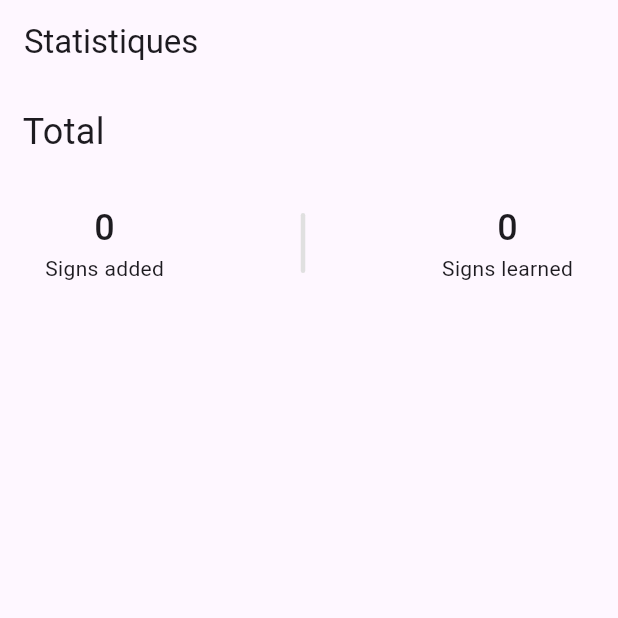
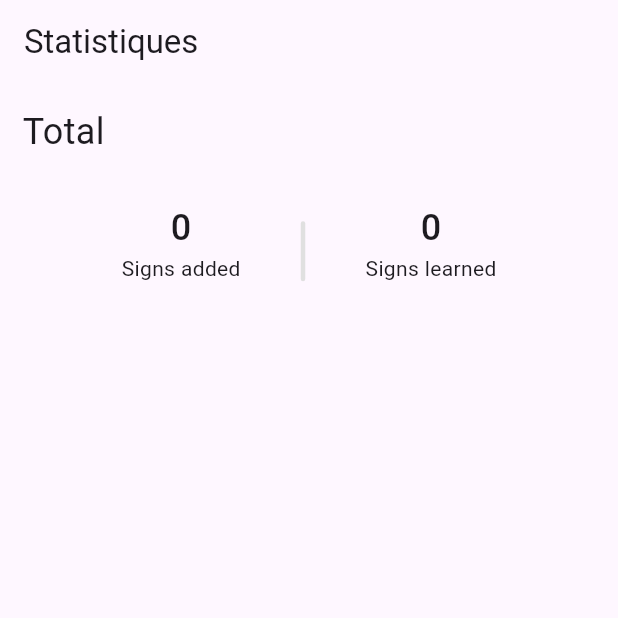
Before and after one commit to Spixz/lsf_repetition, a Flutter app: the ProgressScreen screen opened by its route, on a phone screen of 412 x 824 dp, the top half of it. Run offline on Flutter 3.47's test engine with Material 3 defaults, Android fonts, the phone set to English and light mode, and no system bars; our stand-ins replace animated_bottom_navigation_bar, carousel_slider, chewie, dio, drift, drift_flutter and 12 more; missing offline and left inert: ffmpeg_kit_flutter_min_gpl, fsrs; accounts and stored records are empty; generated files the repository leaves out were written again.

Commit message:
[FIX] Video loading error after 14 videos load.     - searchDefinition errors for some words (colère). [MOD] Progress screen ui.

```diff
--- a/assets/translations/fr.json
+++ b/assets/translations/fr.json
@@ -101,7 +101,7 @@
     "MY-PROGRESS-SCREEN": "",
     "Total": "Total",
     "Statistics": "Statistiques",
-    "AddedSigns": "Signes ajoutées",
+    "AddedSigns": "Signes ajoutés",
     "SignsLearned": "Signes appris",
 
     "SNACKBARS": "",
--- a/lib/data/services/dictionaries/elix/elix_service.dart
+++ b/lib/data/services/dictionaries/elix/elix_service.dart
@@ -25,9 +25,8 @@ class ElixService implements DictionaryService {
       throw Exception('Query cannot be empty');
     }
 
-    final encodedQuery = Uri.encodeQueryComponent(query);
     final HttpClientRequest request = await client.getUrl(
-      Uri.https(_host, "/dictionnaire/$encodedQuery"),
+      Uri.https(_host, "/dictionnaire/$query"),
     );
     final HttpClientResponse response = await request.close();
 
--- a/lib/ui/dictionaries/search/widgets/meaning/videos_dialog/dialog_meaning_providers.dart
+++ b/lib/ui/dictionaries/search/widgets/meaning/videos_dialog/dialog_meaning_providers.dart
@@ -64,7 +64,11 @@ final generateVideoControllerProvider =
         looping: true,
         showControls: false,
       );
+      ref.onDispose(() {
+        chewieContoller.dispose();
+        videoPlayerController.dispose();
+      });
       chewieContoller.play();
-      // throw Exception("erreur mec");
+
       return chewieContoller;
     });
--- a/lib/ui/progress/progress_screen.dart
+++ b/lib/ui/progress/progress_screen.dart
@@ -31,10 +31,14 @@ class ProgressScreen extends ConsumerWidget {
             spacing: 30,
             children: [
               Text(context.tr("Total"), style: TextStyle(fontSize: 24)),
-              Padding(
-                padding: const EdgeInsets.symmetric(horizontal: 15),
+              Align(
+                alignment: Alignment.center,
+                child: SizedBox(
+                  width: 250,
+                  height: 65,
                   child: Row(
                     mainAxisAlignment: MainAxisAlignment.spaceBetween,
+                    crossAxisAlignment: CrossAxisAlignment.center,
                     children: [
                       _CardInfos(
                         value: totalAddedCards.toString(),
@@ -46,6 +50,7 @@ class ProgressScreen extends ConsumerWidget {
                         label: context.tr("SignsLearned"),
                       ),
                     ],
+                  ),
                 ),
               ),
             ],
--- a/lib/utils/provider_observer.dart
+++ b/lib/utils/provider_observer.dart
@@ -10,7 +10,7 @@ class MyObserver extends ProviderObserver {
   //   ProviderContainer container,
   // ) {
   //   print(
-  //     "Provider $provider (${provider.name ?? ''}) was initialized with $value",
+  //     "Provider $provider (${provider.name}) was initialized with $value",
   //   );
   // }
 
@@ -19,7 +19,7 @@ class MyObserver extends ProviderObserver {
   //   ProviderBase<Object?> provider,
   //   ProviderContainer container,
   // ) {
-  //   print('Provider $provider was disposed');
+  //   print('Provider $provider (${provider.name}) was disposed');
   // }
 
   // @override
```
Lines whose indentation alone changed are shown as unchanged.
